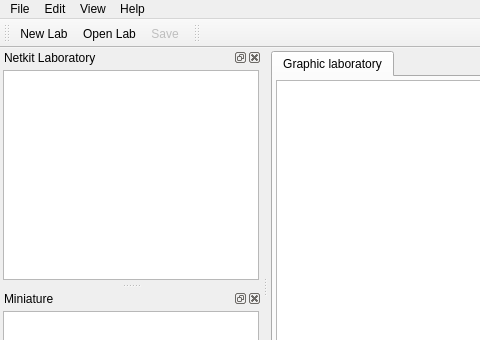
First picture: the form in ui/visual_netkit_main.ui, repository slux83/visual-netkit, before the edit; both pictures show x 0 to 480 and y 0 to 340 of the 1025 by 768 pixel window.
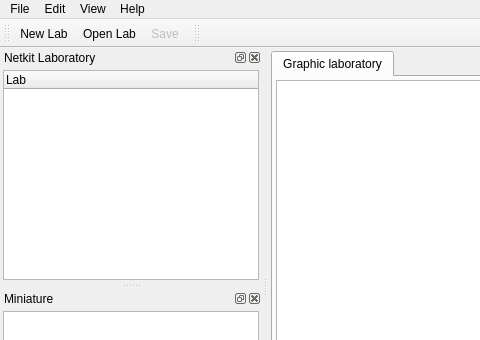
Second picture: the form after the edit. Icons and pictures are not drawn.

```diff
--- a/ui/visual_netkit_main.ui
+++ b/ui/visual_netkit_main.ui
@@ -164,7 +164,22 @@
       <number>3</number>
      </property>
      <item>
-      <widget class="QTreeView" name="treeView" />
+      <widget class="QTreeWidget" name="labTree" >
+       <property name="frameShape" >
+        <enum>QFrame::StyledPanel</enum>
+       </property>
+       <property name="frameShadow" >
+        <enum>QFrame::Sunken</enum>
+       </property>
+       <property name="columnCount" >
+        <number>1</number>
+       </property>
+       <column>
+        <property name="text" >
+         <string>Lab</string>
+        </property>
+       </column>
+      </widget>
      </item>
     </layout>
    </widget>
```
